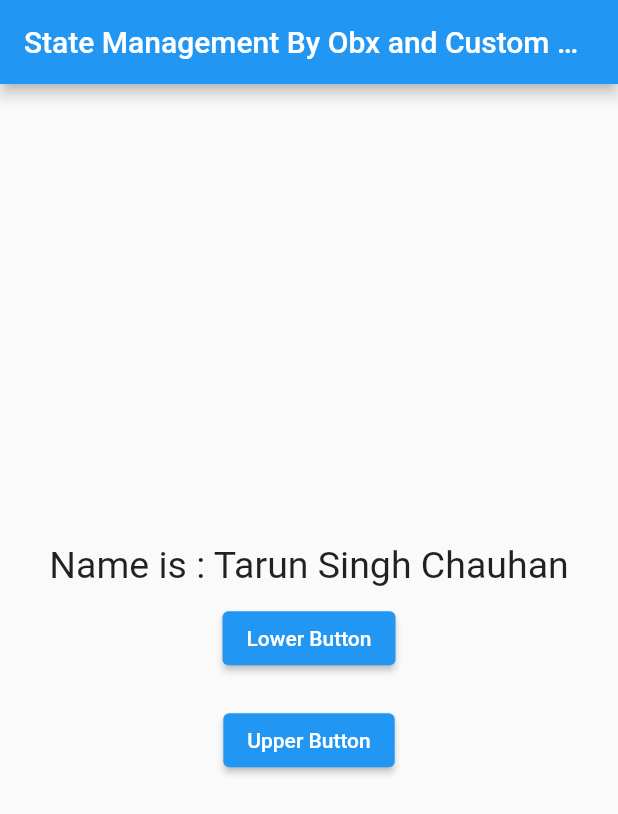
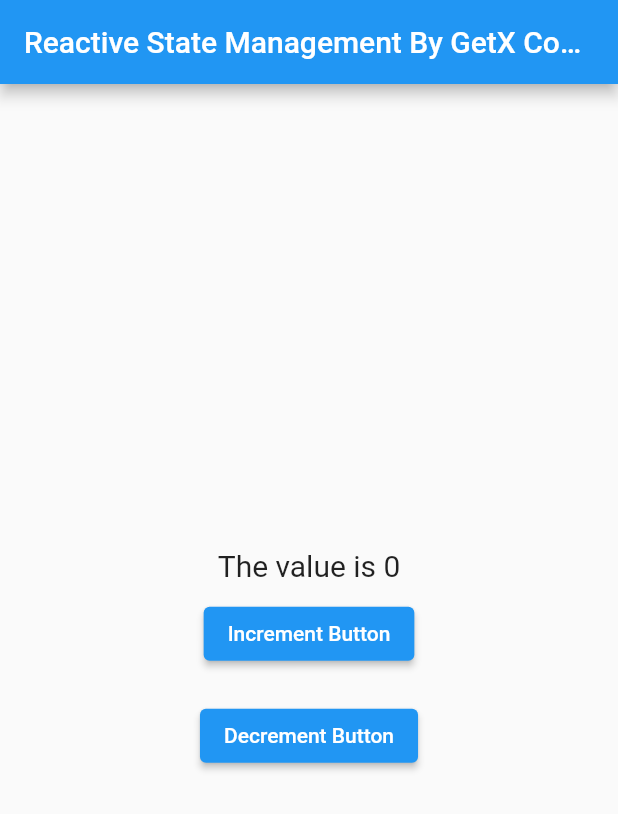
Before and after one commit to tarunchauhan97/flutter-getx-basics, a Flutter app: the screen it shows after launch, on a phone screen of 412 x 824 dp. Shown: the top 814 px of the screen. Run offline on Flutter 3.47's test engine with Material 2 defaults, Android fonts, the phone set to English and light mode, and no system bars; our stand-ins replace get.

Commit message:
Reactive State Management By GetX Controller

```diff
--- /dev/null
+++ b/lib/controller.dart
@@ -0,0 +1,15 @@
+import 'package:get/get.dart';
+
+class ControllerClassCustom extends GetxController {
+  var count = 0.obs;
+
+  void increment() {
+    count++;
+    update();
+  }
+
+  void decrement() {
+    count--;
+    update();
+  }
+}
--- a/lib/main.dart
+++ b/lib/main.dart
@@ -1,4 +1,5 @@
 import 'package:flutter/material.dart';
+import 'package:flutter_getx/controller.dart';
 import 'package:flutter_getx/students.dart';
 import 'package:get/get.dart';
 
@@ -20,40 +21,46 @@ class MyApp extends StatelessWidget {
     final student = Student(name: 'Tarun Singh Chauhan', age: 24).obs;
 
     return GetMaterialApp(
-      title: 'State Management By Obx and Custom Class',
+      title: 'Reactive State Management By GetX Controller',
       home: Scaffold(
         appBar: AppBar(
-          title: Text('State Management By Obx and Custom Class'),
+          title: Text('Reactive State Management By GetX Controller'),
         ),
         body: Center(
           child: Column(
             mainAxisAlignment: MainAxisAlignment.center,
             crossAxisAlignment: CrossAxisAlignment.center,
             children: [
-              Obx(
-                () => Text(
-                  "Name is : ${student.value.name}",
-                  style: TextStyle(fontSize: 25),
-                ),
-              ),
+              GetX<ControllerClassCustom>(
+                  init: ControllerClassCustom(),
+                  builder: (controller) {
+                    return Text(
+                      "The value is ${controller.count}",
+                      style: TextStyle(fontSize: 20),
+                    );
+                  }),
               SizedBox(height: 10),
               ElevatedButton(
                 onPressed: () {
+                  Get.find<ControllerClassCustom>().increment();
+
                   //student.value.name = student.value.name.toLowerCase();
-                  student.update((student) {
-                    student?.name = student.name.toString().toLowerCase();
-                  });
+                  // student.update((student) {
+                  //   student?.name = student.name.toString().toLowerCase();
+                  // });
                 },
-                child: Text("Lower Button"),
+                child: Text("Increment Button"),
               ),
               SizedBox(height: 20),
               ElevatedButton(
                 onPressed: () {
-                  student.update((student) {
-                    student?.name = student.name.toString().toUpperCase();
-                  });
+                  Get.find<ControllerClassCustom>().decrement();
+
+                  // student.update((student) {
+                  //   student?.name = student.name.toString().toUpperCase();
+                  // });
                 },
-                child: Text("Upper Button"),
+                child: Text("Decrement Button"),
               ),
             ],
           ),
```
